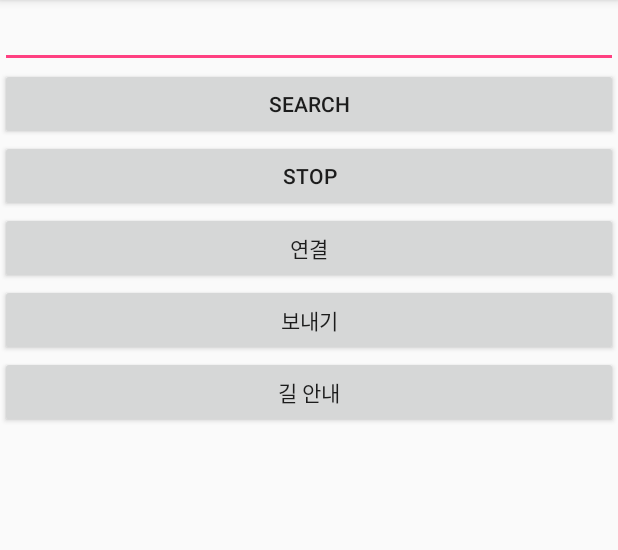
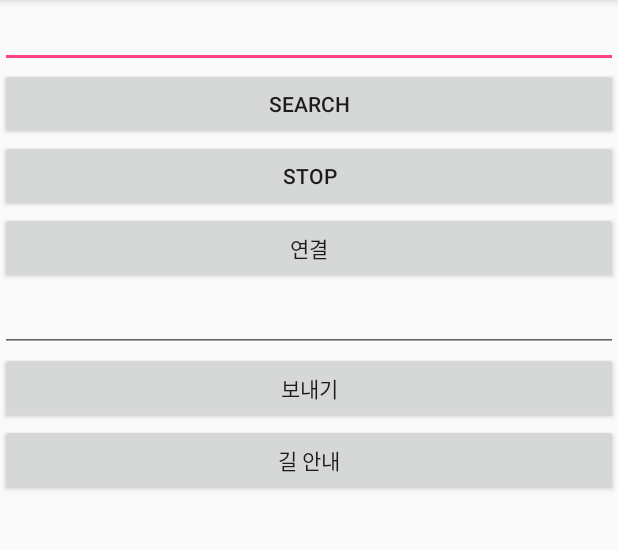
Before and after one commit to joowankim/SafeNavi, an Android app: the screen it shows after launch (MainActivity), after a tap on "보내기", on a phone screen of 412 x 824 dp, the part 84-634 px from its top. Run offline under Robolectric (Android 15) with nearby library versions, the phone set to English and light mode, and no system bars; libraries missing offline, so code that uses them is left out: app.akexorcist.bluetotohspp, com.skt; 10 statements that could not run were skipped.

Commit message:
블루투스 테스트용 edit text 추가

```diff
--- a/app/src/main/java/hi/world/hello/myapplication/MainActivity.java
+++ b/app/src/main/java/hi/world/hello/myapplication/MainActivity.java
@@ -93,6 +93,11 @@ public class MainActivity extends AppCompatActivity {
     private Button guideBtn;
 
 
+    // 나중에 삭제함
+    // bluetooth용 editText
+    private EditText BTText;
+
+
     @Override
     protected void onCreate(Bundle savedInstanceState) {
         tMapView = new TMapView(this);
@@ -129,12 +134,15 @@ public class MainActivity extends AppCompatActivity {
             }
         });
 
+        // BTText
+        BTText = (EditText)findViewById(R.id.BTText);
+
         // Bluetooth 보내기 버튼
         sendBtn = (Button)findViewById(R.id.btnSend);
         sendBtn.setOnClickListener(new View.OnClickListener() {
             @Override
             public void onClick(View view) {
-                String msg = "CONNECTED";
+                String msg = BTText.getText().toString();
                 msgService.sendMessage(msg);
             }
         });
--- a/app/src/main/res/layout/activity_main.xml
+++ b/app/src/main/res/layout/activity_main.xml
@@ -40,6 +40,12 @@
         android:layout_width="match_parent"
         android:layout_height="wrap_content"
         android:text="연결" />
+    <EditText
+        android:id="@+id/BTText"
+        android:layout_height="wrap_content"
+        android:layout_width="match_parent">
+
+    </EditText>
     <Button
         android:id="@+id/btnSend"
         android:layout_width="match_parent"
```
